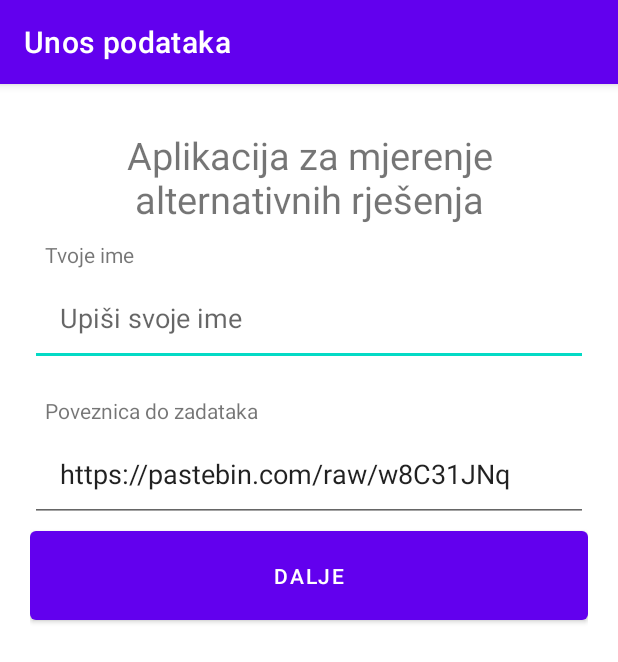
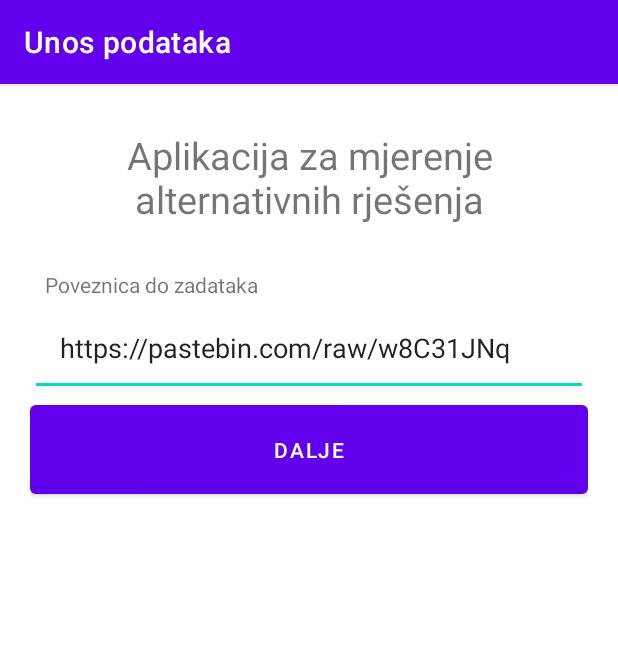
Before and after one commit to fluffyspace/MeasureUserActions, an Android app: the screen it shows after launch (EnterExerciseUrlActivity), after a tap on "DALJE", on a phone screen of 412 x 824 dp. Shown: the top 662 px of the screen. Run offline under Robolectric (Android 15) with nearby library versions, the phone set to English and light mode, and no system bars; our stand-ins replace Room's generated code.

Commit message:
im tired of life

```diff
--- a/app/src/main/AndroidManifest.xml
+++ b/app/src/main/AndroidManifest.xml
@@ -7,6 +7,7 @@
     <uses-permission android:name="android.permission.SYSTEM_ALERT_WINDOW"/>
     <uses-permission android:name="android.permission.MODIFY_AUDIO_SETTINGS" />
     <uses-permission android:name="android.permission.INTERNET" />
+    <uses-permission android:name="android.permission.FOREGROUND_SERVICE_SPECIAL_USE" />
 
     <application
         android:allowBackup="true"
@@ -22,7 +23,8 @@
         <service
             android:name=".ForegroundService"
             android:enabled="true"
-            android:exported="true"/>
+            android:exported="true"
+            android:foregroundServiceType="specialUse"/>
         <activity
             android:name=".MainActivity"
             android:exported="true"
--- a/app/src/main/java/eu/kodba/measureuseractions/ActionsAdapter.kt
+++ b/app/src/main/java/eu/kodba/measureuseractions/ActionsAdapter.kt
@@ -66,7 +66,7 @@ class ActionsAdapter(c: Context, onActionClick: OnActionClick) : RecyclerView.Ad
         val exerciseName = exercise?.name ?: "Zadatak ne postoji"
         Log.d("ingo", "broj zadataka " + exercisesList?.size)
         viewHolder.action_title.text = StringBuilder(exerciseName)
-        viewHolder.action_description.text = StringBuilder(getDateString(actionsList[i].timestamp) + " (" + (if(actionsList[i].standardOrAlternative) "alt." else "std.") + ", ~" + (actionsList[i].timeTook/1000).toString() + " s)")
+        viewHolder.action_description.text = StringBuilder(getDateString(actionsList[i].timestamp) + " (" + actionsList[i].application + ", ~" + (actionsList[i].timeTook/1000).toString() + " s)")
 
     }
 
--- a/app/src/main/java/eu/kodba/measureuseractions/ActionsDao.kt
+++ b/app/src/main/java/eu/kodba/measureuseractions/ActionsDao.kt
@@ -21,6 +21,9 @@ interface ActionsDao {
 
     @Delete
     fun delete(polje: Actions)
+
+    @Query("DELETE FROM Actions")
+    fun deleteAll()
 }
 
 @Dao
@@ -42,4 +45,7 @@ interface ExerciseDao {
 
     @Delete
     fun delete(polje: Exercise)
+
+    @Query("DELETE FROM Exercise")
+    fun deleteAll()
 }
--- a/app/src/main/java/eu/kodba/measureuseractions/AppDatabase.kt
+++ b/app/src/main/java/eu/kodba/measureuseractions/AppDatabase.kt
@@ -7,11 +7,12 @@ import androidx.room.migration.AutoMigrationSpec
 import androidx.room.migration.Migration
 import androidx.sqlite.db.SupportSQLiteDatabase
 
-@Database(entities = arrayOf(Actions::class), version = 1, exportSchema = true)
+@Database(entities = arrayOf(Actions::class, Exercise::class), version = 1, exportSchema = true)
 @TypeConverters(Converters::class)
 abstract class AppDatabase : RoomDatabase() {
 
     abstract fun actionsDao(): ActionsDao
+    abstract fun exerciseDao(): ExerciseDao
 
     companion object {
 
--- a/app/src/main/java/eu/kodba/measureuseractions/Converters.kt
+++ b/app/src/main/java/eu/kodba/measureuseractions/Converters.kt
@@ -6,8 +6,8 @@ import com.google.gson.Gson
 class Converters {
 
     @TypeConverter
-    fun listToJsonString(value: List<Int>?): String = Gson().toJson(value)
+    fun listToJsonString(value: List<String>?): String = Gson().toJson(value)
 
     @TypeConverter
-    fun jsonStringToList(value: String) = Gson().fromJson(value, Array<Int>::class.java).toList()
+    fun jsonStringToList(value: String) = Gson().fromJson(value, Array<String>::class.java).toList()
 }
--- a/app/src/main/java/eu/kodba/measureuseractions/EnterExerciseUrlActivity.kt
+++ b/app/src/main/java/eu/kodba/measureuseractions/EnterExerciseUrlActivity.kt
@@ -15,6 +15,8 @@ import com.google.gson.JsonParseException
 import com.google.gson.JsonSyntaxException
 import com.google.gson.reflect.TypeToken
 import eu.kodba.measureuseractions.databinding.ActivityEnterExerciseUrlBinding
+import kotlinx.coroutines.Dispatchers
+import kotlinx.coroutines.withContext
 import okhttp3.Call
 import okhttp3.Callback
 import okhttp3.OkHttpClient
@@ -29,10 +31,8 @@ class EnterExerciseUrlActivity : AppCompatActivity() {
     private lateinit var binding: ActivityEnterExerciseUrlBinding
 
     var exercise: Exercise? = null
-    var exercises: MutableList<Exercise> = mutableListOf()
+    var exercises: MutableList<Exercise>? = null
     var actions: MutableList<Actions> = mutableListOf()
-    private var actionsAdapter: ActionsAdapter? = null
-    var selected_recycler_view_item = -1
 
     override fun onCreate(savedInstanceState: Bundle?) {
         super.onCreate(savedInstanceState)
@@ -49,24 +49,17 @@ class EnterExerciseUrlActivity : AppCompatActivity() {
         if(data2?.pathSegments != null && data2.pathSegments?.size!! > 0){
             binding.exercisesLink.setText(data2.pathSegments!![0].toString())
         }
-        if(data2?.pathSegments != null && data2.pathSegments?.size!! == 2){
-            binding.personsName.setText(data2.pathSegments!![1].toString())
-        }
 
         val urlByIntent = intent.extras?.getString("url")
         if(urlByIntent != null && urlByIntent != ""){
             binding.exercisesLink.setText(urlByIntent)
         }
-        val nameByIntent = intent.extras?.getString("name")
-        if(nameByIntent != null && nameByIntent != ""){
-            binding.personsName.setText(nameByIntent)
-        }
 
         binding.getExercises.setOnClickListener {
-            if(binding.exercisesLink.text.toString() != "" && binding.personsName.text.toString() != "") {
-                startMainActivity()
+            if(binding.exercisesLink.text.toString() != "") {
+                fetchExercises(binding.exercisesLink.text.toString())
             } else {
-                Log.d("ingo", "not fetching " + binding.exercisesLink.text.toString() + "+" + binding.personsName.text.toString())
+                Log.d("ingo", "not fetching " + binding.exercisesLink.text.toString())
                 Toast.makeText(this, "Nisu popunjena sva polja.", Toast.LENGTH_LONG).show()
             }
         }
@@ -74,9 +67,8 @@ class EnterExerciseUrlActivity : AppCompatActivity() {
 
     fun startMainActivity(){
         val intent = Intent(this, MainActivity::class.java)
-        Log.d("ingo", "putting extra ${binding.exercisesLink.text} ${binding.personsName.text}")
+        Log.d("ingo", "putting extra ${binding.exercisesLink.text}")
         intent.putExtra("url", binding.exercisesLink.text.toString())
-        intent.putExtra("name", binding.personsName.text.toString())
         if (intent.resolveActivity(packageManager) != null) {
             startActivity(intent)
         }
@@ -94,4 +86,44 @@ class EnterExerciseUrlActivity : AppCompatActivity() {
         }
     }
 
+    fun fetchExercises(url: String){
+        val client = OkHttpClient()
+        val request: Request = Request.Builder()
+            .get()
+            .url(url)
+            .build()
+
+        val test = client.newCall(request).enqueue(object : Callback {
+            override fun onFailure(call: Call, e: IOException) {
+                // Handle this
+                Log.e("ingo","Try again later!!! $e")
+                //binding.getExercises.isEnabled = true
+                Handler(Looper.getMainLooper()).post(Runnable {
+                    Toast.makeText(this@EnterExerciseUrlActivity, "Greška učitavanja", Toast.LENGTH_SHORT).show()
+                })
+            }
+
+            override fun onResponse(call: Call, response: Response) {
+                val bodystring = response.body()?.string()
+                if(bodystring != null) {
+                    exercises = MainActivity.getExercisesFromJson(bodystring)
+
+                    val db = AppDatabase.getInstance(this@EnterExerciseUrlActivity)
+                    val exerciseDao: ExerciseDao = db.exerciseDao()
+                    for(tmp in exercises!!) {
+                        exerciseDao.insertAll(tmp)
+                    }
+                    startMainActivity()
+                }
+                bodystring?.let {
+                    Log.e("ingo", it)
+                }
+                Log.e("ingo", exercises.toString())
+                Handler(Looper.getMainLooper()).post(Runnable {
+                    Toast.makeText(this@EnterExerciseUrlActivity, "Zadaci učitani", Toast.LENGTH_SHORT).show()
+                })
+            }
+        })
+    }
+
 }
--- a/app/src/main/java/eu/kodba/measureuseractions/Exercises.kt
+++ b/app/src/main/java/eu/kodba/measureuseractions/Exercise.kt
@@ -9,6 +9,6 @@ data class Exercise(
     var name:String,
     var approxTime:Long = 0,
     var instructions: String = "",
-    var additionalInfo: String = "",
+    var apps: List<String> = listOf(),
     var repetitions: Int = 0,
 )
--- a/app/src/main/java/eu/kodba/measureuseractions/MainActivity.kt
+++ b/app/src/main/java/eu/kodba/measureuseractions/MainActivity.kt
@@ -1,24 +1,20 @@
 package eu.kodba.measureuseractions
 
-import android.app.Notification.Action
+import eu.kodba.measureuseractions.R
 import android.content.Intent
 import android.content.SharedPreferences
-import android.graphics.Canvas
-import android.graphics.drawable.ColorDrawable
-import android.net.Uri
-import android.os.Build
 import android.os.Bundle
 import android.os.Handler
 import android.os.Looper
 import android.provider.Settings
 import android.util.Log
+import android.view.Menu
+import android.view.MenuItem
 import android.view.View
 import android.widget.Toast
 import androidx.appcompat.app.AppCompatActivity
 import androidx.fragment.app.DialogFragment
 import androidx.lifecycle.lifecycleScope
-import androidx.recyclerview.widget.ItemTouchHelper
-import androidx.recyclerview.widget.RecyclerView
 import com.google.gson.Gson
 import com.google.gson.JsonParseException
 import com.google.gson.JsonSyntaxException
@@ -47,56 +43,18 @@ class MainActivity : AppCompatActivity(), DialogInterface, OnActionClick,
     private var actionsAdapter: ActionsAdapter? = null
     var selected_recycler_view_item = -1
 
-    var url: String? = null
-    var name: String? = null
-
     override fun onCreate(savedInstanceState: Bundle?) {
         super.onCreate(savedInstanceState)
+
+        getExercises()
 
         binding = ActivityMainBinding.inflate(layoutInflater)
 
         val view = binding.root
         setContentView(view)
 
-        binding.openExercises.isEnabled = false
-        binding.exercisesStatus.text = "Zadaci se učitavaju..."
-
-
-
         checkOverlayPermission();
         Log.d("ingo", "extras ${intent.extras}")
-
-        val urlByIntent = intent.extras?.getString("url")
-        Log.d("ingo", "urlByIntent $urlByIntent")
-        if(urlByIntent != null){
-            changeSettings("url", urlByIntent)
-        }
-        val nameByIntent = intent.extras?.getString("name")
-        Log.d("ingo", "nameByIntent $nameByIntent")
-        if(nameByIntent != null){
-            changeSettings("name", nameByIntent)
-        }
-        if(nameByIntent == null || urlByIntent == null){
-            url = getPreferences(MODE_PRIVATE).getString("url", urlByIntent ?: "")
-            name = getPreferences(MODE_PRIVATE).getString("name", nameByIntent ?: "")
-            Log.d("ingo", "saved = $url, $name")
-            if(url == "" || name == ""){
-                // pokreni EnterExerciseUrlActivity da pitaš korisnika za unos, dodaj url i name kao extras u slučaju da je nešto od toga ispunjeno
-                val intent = Intent(this, EnterExerciseUrlActivity::class.java)
-                intent.putExtra("url", url)
-                intent.putExtra("name", name)
-                if (intent.resolveActivity(packageManager) != null) {
-                    startActivity(intent)
-                }
-                finish()
-                return
-            }
-        } else {
-            url = urlByIntent
-            name = nameByIntent
-        }
-        binding.personsName.text = "Bok, $name."
-        if(url != null) fetchExercises(url!!)
 
         val zadaci_json = intent.extras?.getString("exercises")
         if(zadaci_json != null) {
@@ -140,10 +98,41 @@ class MainActivity : AppCompatActivity(), DialogInterface, OnActionClick,
         binding.recyclerView.adapter = actionsAdapter
     }
 
+    override fun onCreateOptionsMenu(menu: Menu?): Boolean {
+        val inflater = menuInflater
+        inflater.inflate(R.menu.menu, menu)
+        return true
+    }
+
+    override fun onOptionsItemSelected(item: MenuItem): Boolean {
+        return when (item.itemId) {
+            R.id.reload -> {
+                //startActivity(Intent(this, About::class.java))
+                true
+            }
+            R.id.delete_restart -> {
+                //startActivity(Intent(this, Help::class.java))
+                val db = AppDatabase.getInstance(this)
+                val actionsDao: ActionsDao = db.actionsDao()
+                val exerciseDao: ExerciseDao = db.exerciseDao()
+                lifecycleScope.launch(Dispatchers.Default) {
+                    try {
+                        actionsDao.deleteAll()
+                        exerciseDao.deleteAll()
+                        startEnterExerciseUrlActivity()
+                    } catch (e: Exception) {
+                        Log.e("ingo", "greska sendStatistics")
+                    }
+                }
+                true
+            }
+            else -> super.onOptionsItemSelected(item)
+        }
+    }
+
     fun startZadaciActivity(){
         val intent = Intent(this, ZadataciActivity::class.java)
         intent.putExtra("exercises", Gson().toJson(exercises))
-        intent.putExtra("name", name)
         if (intent.resolveActivity(packageManager) != null) {
             startActivity(intent)
         }
@@ -216,6 +205,7 @@ class MainActivity : AppCompatActivity(), DialogInterface, OnActionClick,
                             binding.sendStatistics.visibility = View.GONE
                         }
                         actions = akcije.toMutableList()
+                        (binding.recyclerView.adapter as ActionsAdapter).exercisesList = exercises
                         (binding.recyclerView.adapter as ActionsAdapter).actionsList = akcije
                         (binding.recyclerView.adapter as ActionsAdapter).notifyDataSetChanged()
                     }
@@ -239,6 +229,27 @@ class MainActivity : AppCompatActivity(), DialogInterface, OnActionClick,
         selected_recycler_view_item = actions.indexOf(action)
         val newFragment = DeleteDialog("Želiš li obrisati vježbu?")
         newFragment.show(supportFragmentManager, "deleteAction")
+    }
+
+    fun startEnterExerciseUrlActivity(){
+        val intent = Intent(this@MainActivity, EnterExerciseUrlActivity::class.java)
+        if (intent.resolveActivity(packageManager) != null) {
+            startActivity(intent)
+        }
+        finish()
+    }
+
+    fun getExercises(){
+        lifecycleScope.launch(Dispatchers.IO) {
+            val db = AppDatabase.getInstance(this@MainActivity)
+            val exerciseDao: ExerciseDao = db.exerciseDao()
+            exercises = exerciseDao.getAll().toMutableList()
+            if(exercises!!.size == 0){
+                withContext(Dispatchers.Main){
+                    startEnterExerciseUrlActivity()
+                }
+            }
+        }
     }
 
     override fun onDialogPositiveClick(dialog: DialogFragment) {
@@ -277,40 +288,4 @@ class MainActivity : AppCompatActivity(), DialogInterface, OnActionClick,
         editor.apply()
     }
 
-    fun fetchExercises(url: String){
-        val client = OkHttpClient()
-        val request: Request = Request.Builder()
-            .get()
-            .url(url)
-            .build()
-
-        val test = client.newCall(request).enqueue(object : Callback {
-            override fun onFailure(call: Call, e: IOException) {
-                // Handle this
-                Log.e("ingo","Try again later!!! $e")
-                //binding.getExercises.isEnabled = true
-                Handler(Looper.getMainLooper()).post(Runnable {
-                    binding.exercisesStatus.text = "Greška učitavanja zadataka."
-                })
-            }
-
-            override fun onResponse(call: Call, response: Response) {
-                val bodystring = response.body()?.string()
-                if(bodystring != null) {
-                    exercises = getExercisesFromJson(bodystring)
-                }
-                bodystring?.let {
-                    Log.e("ingo", it)
-                }
-                Log.e("ingo", exercises.toString())
-                Handler(Looper.getMainLooper()).post(Runnable {
-                    (binding.recyclerView.adapter as ActionsAdapter).exercisesList = exercises
-                    (binding.recyclerView.adapter as ActionsAdapter).notifyDataSetChanged()
-                    binding.openExercises.isEnabled = true
-                    binding.exercisesStatus.text = "Zadaci učitani."
-                })
-            }
-        })
-    }
-
 }
--- a/app/src/main/res/layout/activity_enter_exercise_url.xml
+++ b/app/src/main/res/layout/activity_enter_exercise_url.xml
@@ -21,17 +21,6 @@
     <TextView
         android:layout_width="match_parent"
         android:layout_height="wrap_content"
-        android:text="Tvoje ime"
-        android:paddingHorizontal="10dp"/>
-    <EditText
-        android:id="@+id/persons_name"
-        android:layout_width="match_parent"
-        android:layout_height="wrap_content"
-        android:hint="Upiši svoje ime"
-        android:padding="20dp"/>
-    <TextView
-        android:layout_width="match_parent"
-        android:layout_height="wrap_content"
         android:text="Poveznica do zadataka"
         android:paddingHorizontal="10dp"
         android:layout_marginTop="20dp"/>
--- a/app/src/main/res/layout/activity_zadaci.xml
+++ b/app/src/main/res/layout/activity_zadaci.xml
@@ -6,11 +6,11 @@
     android:layout_width="match_parent"
     android:layout_height="match_parent">
     <LinearLayout
-
         android:layout_width="match_parent"
-    android:layout_height="match_parent"
+        android:layout_height="wrap_content"
         tools:context=".MainActivity"
-    android:orientation="vertical">
+        android:orientation="vertical"
+        android:paddingTop="5dp">
         <androidx.recyclerview.widget.RecyclerView
             android:id="@+id/recycler_view"
             android:layout_width="match_parent"
--- a/app/src/main/res/layout/cardview_action_row.xml
+++ b/app/src/main/res/layout/cardview_action_row.xml
@@ -6,8 +6,10 @@
     android:orientation="vertical"
     android:layout_width="match_parent"
     android:layout_height="wrap_content"
-    android:paddingTop="3dp"
-    android:paddingBottom="3dp">
+    android:paddingLeft="10dp"
+    android:paddingRight="10dp"
+    android:paddingTop="5dp"
+    android:paddingBottom="5dp">
 
     <androidx.cardview.widget.CardView
         xmlns:card_view="http://schemas.android.com/apk/res-auto"
--- /dev/null
+++ b/app/src/main/res/menu/menu.xml
@@ -0,0 +1,5 @@
+<?xml version="1.0" encoding="utf-8"?>
+<menu xmlns:android="http://schemas.android.com/apk/res/android">
+    <item android:id="@+id/reload" android:title="Ponovno učitaj sve zadatke"/>
+    <item android:id="@+id/delete_restart" android:title="Izbriši sve i resetiraj"/>
+</menu>
```
Also changed, not shown: app/build.gradle (+9 -9 lines), app/src/main/java/eu/kodba/measureuseractions/Actions.kt (+2 -6 lines), app/src/main/java/eu/kodba/measureuseractions/ForegroundService.kt (+6 -6 lines), app/src/main/java/eu/kodba/measureuseractions/ZadatakActivity.kt (+37 -53 lines), app/src/main/res/layout/activity_main.xml (+0 -13 lines), app/src/main/res/layout/activity_zadatak.xml (+29 -28 lines), app/src/main/res/layout/list_item.xml (added, +9 -0 lines). Lines whose indentation alone changed are shown as unchanged.
